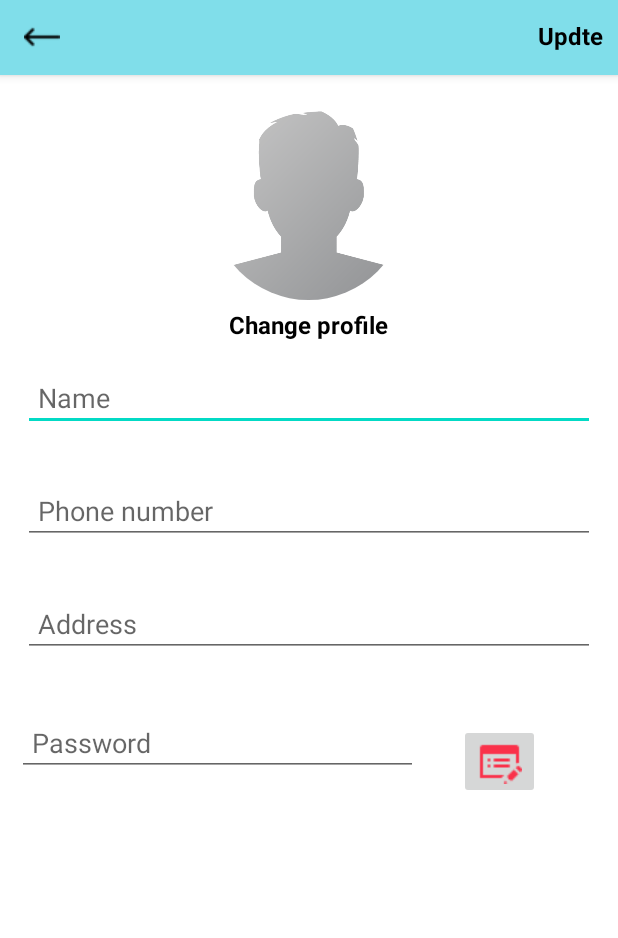
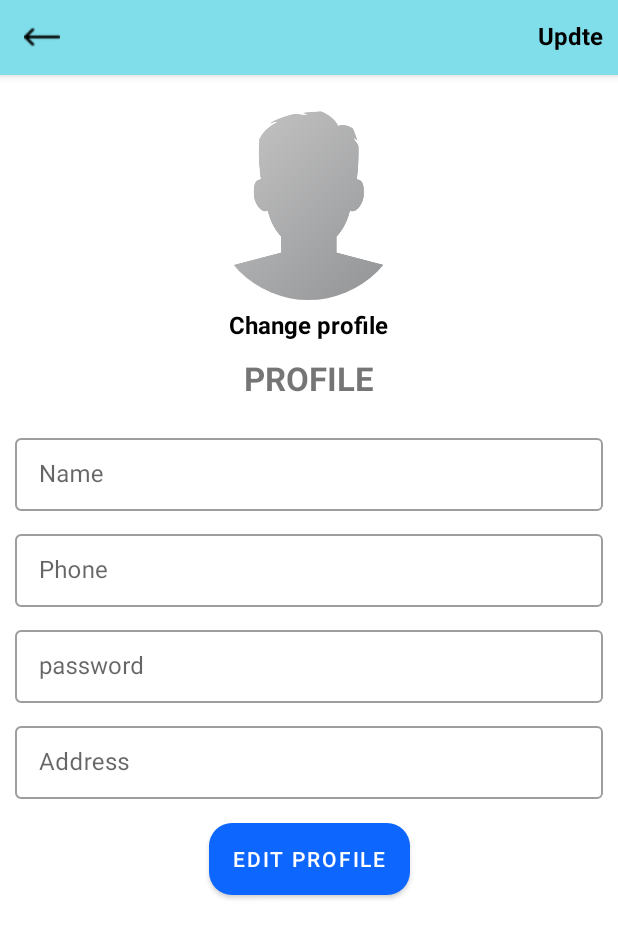
Before and after one commit to bluestome2091/DoAnChuyenNghanh, an Android app: the SettingsActivity screen opened directly, with no data from a screen before it, on a phone screen of 412 x 824 dp. Shown: the top 938 px of the screen. Run offline under Robolectric (Android 15) with nearby library versions, the phone set to English and light mode, and no system bars; our stand-ins replace CircleImageView, Firebase (no records; nobody signed in at launch, a user with empty details on screens opened directly), Picasso; libraries missing offline, so code that uses them is left out: com.theartofdev.edmodo; 2 statements that could not run were skipped.

Commit message:
Sửa xong lỗi không truy cập được profile sau khi sửa xong giao diện

```diff
--- a/app/src/main/java/vn/stu/edu/doancn/user/SettingsActivity.java
+++ b/app/src/main/java/vn/stu/edu/doancn/user/SettingsActivity.java
@@ -6,6 +6,7 @@ import android.net.Uri;
 import android.os.Bundle;
 import android.text.TextUtils;
 import android.view.View;
+import android.widget.Button;
 import android.widget.EditText;
 import android.widget.TextView;
 import android.widget.Toast;
@@ -17,6 +18,7 @@ import androidx.appcompat.app.AppCompatActivity;
 import com.google.android.gms.tasks.Continuation;
 import com.google.android.gms.tasks.OnCompleteListener;
 import com.google.android.gms.tasks.Task;
+import com.google.android.material.textfield.TextInputEditText;
 import com.google.firebase.database.DataSnapshot;
 import com.google.firebase.database.DatabaseError;
 import com.google.firebase.database.DatabaseReference;
@@ -39,9 +41,9 @@ import vn.stu.edu.doancn.R;
 public class SettingsActivity extends AppCompatActivity {
 
     private CircleImageView settings_profile_image;
-    private EditText settings_name, settings_phone, settings_address;
+    private TextInputEditText settings_name, settings_phone, settings_address, settings_password;
     private TextView profile_image_change_btn, close_settings_btn, update_settings_btn;
-
+    private Button btnEditSt;
     private Uri imageUri;
     private String myUrl = "";
     private StorageReference storageProfileReference;
@@ -55,11 +57,11 @@ public class SettingsActivity extends AppCompatActivity {
 
         storageProfileReference = FirebaseStorage.getInstance().getReference().child("Profile pictures");
         addControls();
-        addEvents();
-        userInfoDisplay(settings_profile_image, settings_name, settings_phone, settings_address);
+//        addEvents();
+        userInfoDisplay();
     }
 
-    private void userInfoDisplay(CircleImageView settings_profile_image, EditText settings_name, EditText settings_phone, EditText settings_address)            {
+    private void userInfoDisplay()            {
         DatabaseReference UsersRef = FirebaseDatabase.getInstance().getReference().child("Users").child(Prevalent.currentOnlineUser.getUsers());
         UsersRef.addListenerForSingleValueEvent(new ValueEventListener() {
             @Override
@@ -70,11 +72,12 @@ public class SettingsActivity extends AppCompatActivity {
                         String name = snapshot.child("name").getValue().toString();
                         String phone = snapshot.child("phone").getValue().toString();
                         String address = snapshot.child("address").getValue().toString();
-
+                        String password = snapshot.child("Password").getValue().toString();
                         Picasso.get().load(image).into(settings_profile_image);
                         settings_name.setText(name);
                         settings_phone.setText(phone);
                         settings_address.setText(address);
+                        settings_password.setText(password);
                     }
                 }
             }
@@ -206,11 +209,13 @@ public class SettingsActivity extends AppCompatActivity {
 
     private void addControls() {
         settings_profile_image = findViewById(R.id.settings_profile_image);
-        settings_name = findViewById(R.id.settings_name);
-        settings_phone = findViewById(R.id.settings_phone);
-        settings_address = findViewById(R.id.settings_address);
+        settings_name = findViewById(R.id.txtName_st);
+        settings_phone = findViewById(R.id.txtPhone_st);
+        settings_address = findViewById(R.id.txtAddress_st);
+        settings_password = findViewById(R.id.txtPassword_st);
         profile_image_change_btn = findViewById(R.id.profile_image_change_btn);
         close_settings_btn = findViewById(R.id.close_settings_btn);
         update_settings_btn = findViewById(R.id.update_settings_btn);
+        btnEditSt = findViewById(R.id.btnEditSt);
     }
 }
--- /dev/null
+++ b/app/src/main/res/drawable-v24/ic_baseline_person_24.xml
@@ -0,0 +1,5 @@
+<vector android:height="24dp" android:tint="#4A4A4A"
+    android:viewportHeight="24" android:viewportWidth="24"
+    android:width="24dp" xmlns:android="http://schemas.android.com/apk/res/android">
+    <path android:fillColor="@android:color/white" android:pathData="M12,12c2.21,0 4,-1.79 4,-4s-1.79,-4 -4,-4 -4,1.79 -4,4 1.79,4 4,4zM12,14c-2.67,0 -8,1.34 -8,4v2h16v-2c0,-2.66 -5.33,-4 -8,-4z"/>
+</vector>
--- a/app/src/main/res/layout/activity_settings.xml
+++ b/app/src/main/res/layout/activity_settings.xml
@@ -70,66 +70,124 @@
         android:textSize="16sp"
         android:textStyle="bold" />
 
-    <EditText
-        android:id="@+id/settings_name"
+    <androidx.constraintlayout.widget.ConstraintLayout
+        android:layout_width="match_parent"
+        android:layout_height="match_parent"
+        android:layout_below="@+id/profile_image_change_btn">
+
+        <TextView
+            android:id="@+id/txtTitleLogin"
             android:layout_width="match_parent"
             android:layout_height="wrap_content"
-        android:layout_below="@+id/profile_image_change_btn"
-        android:layout_marginStart="15dp"
-        android:layout_marginTop="15dp"
-        android:layout_marginEnd="15dp"
-        android:layout_marginBottom="15dp"
-        android:hint="Name"
-        android:padding="10dp" />
+            android:paddingVertical="10dp"
+            android:text="Profile"
+            android:textAlignment="center"
+            android:textAllCaps="true"
+            android:textSize="10pt"
+            android:textStyle="bold"
+            app:layout_constraintEnd_toEndOf="parent"
+            app:layout_constraintHorizontal_bias="0.0"
+            app:layout_constraintLeft_toLeftOf="parent"
+            app:layout_constraintRight_toRightOf="parent"
+            app:layout_constraintStart_toStartOf="parent"
+            app:layout_constraintTop_toTopOf="parent" />
 
-    <EditText
-        android:id="@+id/settings_phone"
+        <com.google.android.material.textfield.TextInputLayout
+            android:id="@+id/lbName"
+            style="@style/Widget.MaterialComponents.TextInputLayout.OutlinedBox.Dense"
             android:layout_width="match_parent"
             android:layout_height="wrap_content"
-        android:layout_below="@+id/settings_name"
-        android:layout_marginStart="15dp"
-        android:layout_marginTop="15dp"
-        android:layout_marginEnd="15dp"
-        android:layout_marginBottom="15dp"
-        android:inputType="number"
-        android:hint="Phone number"
-        android:padding="10dp" />
+            android:layout_marginStart="10dp"
+            android:layout_marginTop="10dp"
+            android:layout_marginEnd="10dp"
+            android:hint="Name"
+            app:layout_constraintLeft_toLeftOf="parent"
+            app:layout_constraintRight_toRightOf="parent"
+            app:layout_constraintTop_toBottomOf="@+id/txtTitleLogin">
 
-    <EditText
-        android:id="@+id/settings_address"
+            <com.google.android.material.textfield.TextInputEditText
+                android:id="@+id/txtName_st"
                 android:layout_width="match_parent"
                 android:layout_height="wrap_content"
-        android:layout_below="@+id/settings_phone"
-        android:layout_marginStart="15dp"
-        android:layout_marginTop="15dp"
-        android:layout_marginEnd="15dp"
-        android:layout_marginBottom="15dp"
+                android:enabled="false" />
+
+        </com.google.android.material.textfield.TextInputLayout>
+
+        <com.google.android.material.textfield.TextInputLayout
+            android:id="@+id/lbPhone"
+
+            style="@style/Widget.MaterialComponents.TextInputLayout.OutlinedBox.Dense"
+            android:layout_width="match_parent"
+            android:layout_height="wrap_content"
+            android:layout_marginStart="10dp"
+            android:layout_marginTop="10dp"
+            android:layout_marginEnd="10dp"
+            android:hint="Phone"
+            app:layout_constraintLeft_toLeftOf="parent"
+            app:layout_constraintRight_toRightOf="parent"
+            app:layout_constraintTop_toBottomOf="@+id/lbName">
+
+            <com.google.android.material.textfield.TextInputEditText
+                android:id="@+id/txtPhone_st"
+                android:layout_width="match_parent"
+                android:layout_height="wrap_content"
+                android:enabled="false" />
+        </com.google.android.material.textfield.TextInputLayout>
+
+        <com.google.android.material.textfield.TextInputLayout
+            android:id="@+id/lbPassword"
+
+            style="@style/Widget.MaterialComponents.TextInputLayout.OutlinedBox.Dense"
+            android:layout_width="match_parent"
+            android:layout_height="wrap_content"
+            android:layout_marginStart="10dp"
+            android:layout_marginTop="10dp"
+            android:layout_marginEnd="10dp"
+            android:hint="password"
+            app:layout_constraintLeft_toLeftOf="parent"
+            app:layout_constraintRight_toRightOf="parent"
+            app:layout_constraintTop_toBottomOf="@+id/lbPhone">
+
+            <com.google.android.material.textfield.TextInputEditText
+                android:id="@+id/txtPassword_st"
+                android:layout_width="match_parent"
+                android:layout_height="wrap_content"
+                android:inputType="textPassword"
+                android:enabled="false" />
+        </com.google.android.material.textfield.TextInputLayout>
+
+        <com.google.android.material.textfield.TextInputLayout
+            android:id="@+id/lbAddress"
+
+            style="@style/Widget.MaterialComponents.TextInputLayout.OutlinedBox.Dense"
+            android:layout_width="match_parent"
+            android:layout_height="wrap_content"
+            android:layout_marginStart="10dp"
+            android:layout_marginTop="10dp"
+            android:layout_marginEnd="10dp"
             android:hint="Address"
-        android:padding="10dp" />
+            app:layout_constraintLeft_toLeftOf="parent"
+            app:layout_constraintRight_toRightOf="parent"
+            app:layout_constraintTop_toBottomOf="@+id/lbPassword">
 
-    <EditText
-        android:id="@+id/settings_password"
-        android:layout_width="267dp"
+            <com.google.android.material.textfield.TextInputEditText
+                android:id="@+id/txtAddress_st"
+                android:layout_width="match_parent"
                 android:layout_height="wrap_content"
-        android:layout_below="@+id/settings_address"
-        android:layout_alignParentStart="true"
-        android:layout_marginStart="11dp"
-        android:layout_marginTop="19dp"
-        android:layout_marginBottom="15dp"
-        android:hint="Password"
-        android:inputType="textPassword"
-        android:padding="10dp" />
+                android:enabled="false" />
+        </com.google.android.material.textfield.TextInputLayout>
 
-    <ImageButton
+        <Button
             android:layout_width="wrap_content"
+            android:id="@+id/btnEditSt"
             android:layout_height="wrap_content"
-        android:layout_below="@+id/settings_address"
-        android:layout_marginStart="27dp"
-        android:layout_marginLeft="27dp"
-        android:layout_marginTop="29dp"
-        android:layout_marginBottom="15dp"
-        android:layout_toEndOf="@+id/settings_password"
-        android:layout_toRightOf="@+id/settings_password"
-        android:src="@drawable/editpassword" />
+            android:layout_marginTop="16dp"
+            android:background="@drawable/buttons"
+            android:text="Edit profile"
+            app:layout_constraintEnd_toEndOf="parent"
+            app:layout_constraintStart_toStartOf="parent"
+            app:layout_constraintTop_toBottomOf="@+id/lbAddress" />
+    </androidx.constraintlayout.widget.ConstraintLayout>
+
 
 </RelativeLayout>
```
Lines whose indentation alone changed are shown as unchanged.
